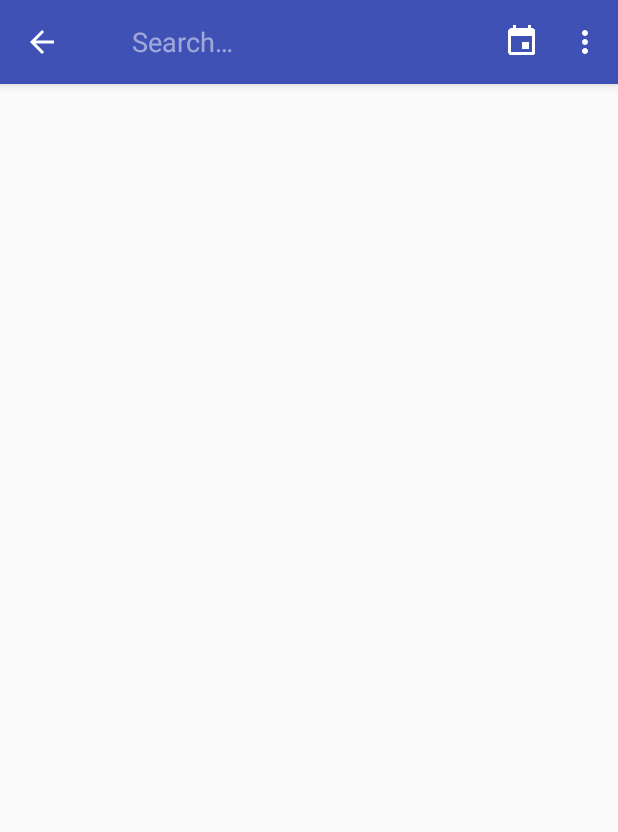
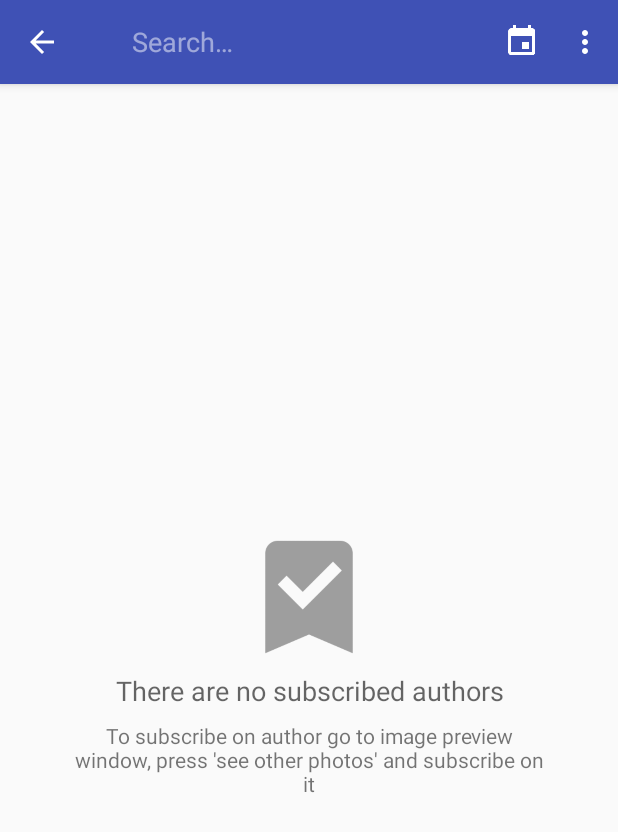
Before and after one commit to IgorBondarenko/FlickrWallpapersApp, an Android app: the screen it shows after launch (MainActivity), in the side drawer, after a tap on "Subscriptions", on a phone screen of 412 x 824 dp. Shown: the top 832 px of the screen. Run offline under Robolectric (Android 15) with nearby library versions, the phone set to English and light mode, and no system bars; our stand-ins replace AdMob, ButterKnife, CircleImageView, Dagger/Hilt's generated code; libraries missing offline, so code that uses them is left out: com.etsy.android, com.facebook, com.loopj.android, com.nostra13.universalimageloader, cz.msebera.android and 4 more; plain views replace StaggeredGridView; 10 statements that could not run were skipped.

Commit message:
added hints in favourites and subscribes folders

```diff
--- a/app/src/main/java/com/beautiful_wallpapers_hd_qhd/activity/MainActivity.java
+++ b/app/src/main/java/com/beautiful_wallpapers_hd_qhd/activity/MainActivity.java
@@ -29,7 +29,7 @@ import android.view.Menu;
 import android.view.MenuItem;
 import android.view.View;
 import android.widget.GridView;
-import android.widget.ImageView;
+import android.widget.LinearLayout;
 import android.widget.ProgressBar;
 import android.widget.Toast;
 
@@ -87,6 +87,10 @@ public class MainActivity extends AppCompatActivity
     @BindView(R.id.authors_grid_view) GridView mGridViewAuthors;
     @BindView(R.id.progressBar) ProgressBar mProgressBar;
     @BindView(R.id.nav_view) NavigationView mNavigationView;
+
+    @BindView(R.id.empty_favourite_folder) LinearLayout mNoFavourites;
+    @BindView(R.id.empty_subscriptions) LinearLayout mNoSubscriptions;
+
 
     private ImageRecyclerAdapter mImageAdapter;
     private String mAccountEmail;
@@ -159,6 +163,7 @@ public class MainActivity extends AppCompatActivity
                     flickrDB.removeFavourite(flickrImageIds.get(viewHolder.getLayoutPosition()), FlickrDatabase.FAVOURITE_PHOTO);
                     mImageAdapter.notifyItemRemoved(viewHolder.getLayoutPosition());
                     flickrImageIds.remove(viewHolder.getLayoutPosition());
+                    showFavouriteHint();
                     Toast.makeText(MainActivity.this, R.string.preview_remove_from_favourite, Toast.LENGTH_LONG).show();
                 }
             }
@@ -277,6 +282,10 @@ public class MainActivity extends AppCompatActivity
         }
     };
 
+    private void showFavouriteHint(){
+        if(flickrImageIds.size() == 0) { mNoFavourites.setVisibility(View.VISIBLE); }
+    }
+
     @Override
     public boolean onCreateOptionsMenu(Menu menu) {
         // Inflate the menu; this adds items to the action bar if it is present.
@@ -365,9 +374,10 @@ public class MainActivity extends AppCompatActivity
                 initImageAdapter(flickrImageIds, "favourite");
                 mProgressBar.setVisibility(View.GONE);
                 saveCurrent(R.id.nav_category_fav, R.string.title_section3);
+                showFavouriteHint();
                 startHandler(() -> {
                     if(sPref.getBool(SharedPreferencesController.SP_IS_FIRST_TIME_FAV, true)){
-                        if(mCurrentSelectedPosition == R.id.nav_category_fav){
+                        if(flickrImageIds.size() != 0 && mCurrentSelectedPosition == R.id.nav_category_fav){
                             //sPref.setBool(SharedPreferencesController.SP_IS_FIRST_TIME_FAV, false);
                             startActivity(getSwipeIntent("com.beautiful_wallpapers_hd_qhd.SWIPE_LEFT", getFirstItemX(), getFirstItemY()));
                         }
@@ -391,6 +401,7 @@ public class MainActivity extends AppCompatActivity
                     }
                 });
                 saveCurrent(R.id.nav_category_subscriptions, R.string.title_section23);
+                if(flickrAuthorIds.size() == 0) { mNoSubscriptions.setVisibility(View.VISIBLE); }
                 break;
             case R.id.nav_category_landscape:
                 initImageAdapter(flickrImageIds, "landscape");
@@ -442,6 +453,8 @@ public class MainActivity extends AppCompatActivity
         initSwipe(position != R.id.nav_category_fav ?ItemTouchHelper.RIGHT : ItemTouchHelper.LEFT);
         mTitle = titleRes;
         setTitle(mTitle);
+        mNoFavourites.setVisibility(View.GONE);
+        mNoSubscriptions.setVisibility(View.GONE);
     }
 
     private void initImageAdapter(List<String> imagesId, String category){
--- a/app/src/main/res/layout/content_main.xml
+++ b/app/src/main/res/layout/content_main.xml
@@ -17,18 +17,6 @@
         android:layout_above="@+id/main_ad_stub">
 
     </android.support.v7.widget.RecyclerView>
-
-    <!--<com.etsy.android.grid.StaggeredGridView-->
-        <!--xmlns:android="http://schemas.android.com/apk/res/android"-->
-        <!--xmlns:app="http://schemas.android.com/apk/res-auto"-->
-        <!--android:id="@+id/grid_view_authors1"-->
-        <!--android:layout_width="match_parent"-->
-        <!--android:layout_height="match_parent"-->
-        <!--app:item_margin="8dp"-->
-        <!--app:column_count="@integer/columns"-->
-        <!--android:scrollingCache="true"-->
-        <!--android:smoothScrollbar="true"-->
-        <!--android:visibility="gone" />-->
 
     <GridView
         android:layout_width="match_parent"
@@ -66,4 +54,75 @@
         android:layout_alignParentBottom="true">
     </LinearLayout>
 
+    <LinearLayout
+        android:orientation="vertical"
+        android:layout_width="match_parent"
+        android:layout_height="wrap_content"
+        android:id="@+id/empty_subscriptions"
+        android:gravity="center_horizontal"
+        android:layout_centerVertical="true"
+        android:layout_marginLeft="48dp"
+        android:layout_marginRight="48dp"
+        android:visibility="gone">
+
+        <ImageView
+            android:layout_width="100dp"
+            android:layout_height="100dp"
+            android:id="@+id/imageView4"
+            android:src="@drawable/ic_large_subscriptions_grey" />
+
+        <TextView
+            android:layout_width="wrap_content"
+            android:layout_height="wrap_content"
+            android:textAppearance="?android:attr/textAppearanceMedium"
+            android:text="There are no subscribed authors"
+            android:gravity="center"
+            android:id="@+id/textView7" />
+
+        <TextView
+            android:layout_width="wrap_content"
+            android:layout_height="wrap_content"
+            android:textAppearance="?android:attr/textAppearanceSmall"
+            android:text="To subscribe on author go to image preview window, press \'see other photos\' and subscribe on it"
+            android:gravity="center"
+            android:id="@+id/textView8"
+            android:layout_marginTop="8dp" />
+    </LinearLayout>
+
+    <LinearLayout
+        android:orientation="vertical"
+        android:layout_width="match_parent"
+        android:layout_height="wrap_content"
+        android:id="@+id/empty_favourite_folder"
+        android:gravity="center_horizontal"
+        android:layout_centerVertical="true"
+        android:layout_marginLeft="48dp"
+        android:layout_marginRight="48dp"
+        android:visibility="gone">
+
+        <ImageView
+            android:layout_width="100dp"
+            android:layout_height="100dp"
+            android:id="@+id/imageView3"
+            android:src="@drawable/ic_large_star_grey" />
+
+        <TextView
+            android:layout_width="wrap_content"
+            android:layout_height="wrap_content"
+            android:textAppearance="?android:attr/textAppearanceMedium"
+            android:text="There are no favourite images"
+            android:gravity="center"
+            android:id="@+id/textView5" />
+
+        <TextView
+            android:layout_width="wrap_content"
+            android:layout_height="wrap_content"
+            android:textAppearance="?android:attr/textAppearanceSmall"
+            android:text="@string/tutorial_swipe_right"
+            android:gravity="center"
+            android:id="@+id/textView6"
+            android:layout_marginTop="8dp" />
+
+    </LinearLayout>
+
 </RelativeLayout>
```
Also changed, not shown: app/src/main/res/drawable/ic_large_star_grey.png (added), app/src/main/res/drawable/ic_large_subscriptions_grey.png (added), 1 other file.
